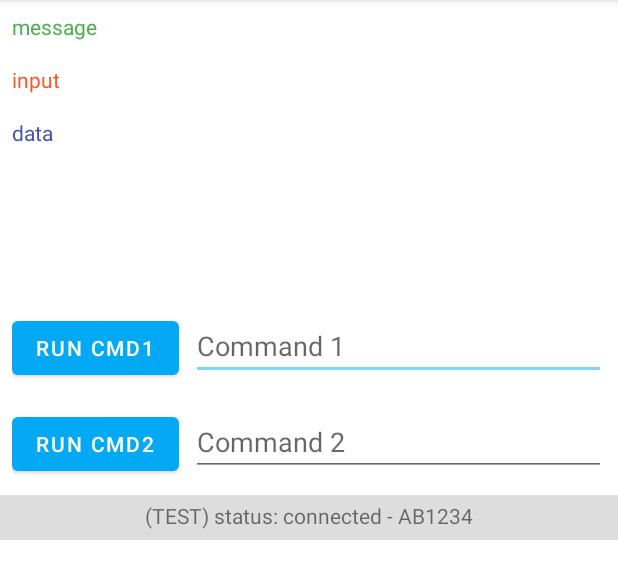
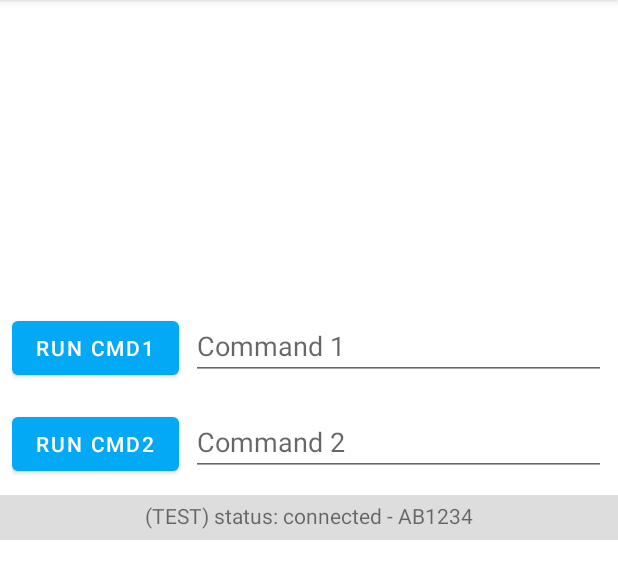
Before and after one commit to Lauritz-Tieste/MyTerminal, an Android app: the screen it shows after launch (MainActivity), after a tap on "RUN CMD1", on a phone screen of 412 x 824 dp, the part 84-672 px from its top. Run offline under Robolectric (Android 15) with nearby library versions, the phone set to English and light mode, and no system bars.

Commit message:
added Recyclerview and added items when command is written and button clicked

```diff
--- a/app/src/main/java/de/lauritzdev/myterminal/Btn.kt
+++ /dev/null
@@ -1,12 +0,0 @@
-package de.lauritzdev.myterminal
-
-import android.content.Context
-import android.widget.EditText
-import android.widget.Toast
-
-object Btn {
-
-    fun btnClick(context: Context, editText: EditText) {
-        Toast.makeText(context, editText.text, Toast.LENGTH_SHORT).show();
-    }
-}
--- /dev/null
+++ b/app/src/main/java/de/lauritzdev/myterminal/ButtonManager.kt
@@ -0,0 +1,14 @@
+package de.lauritzdev.myterminal
+
+import android.content.Context
+import android.widget.EditText
+import android.widget.Toast
+import androidx.recyclerview.widget.RecyclerView
+
+object ButtonManager {
+
+    fun onBtnClick(context: Context, editText: EditText, recyclerView: RecyclerView) {
+        ConsoleManager.init(context, recyclerView)
+        ConsoleManager.addInput(editText.text.toString())
+    }
+}
--- /dev/null
+++ b/app/src/main/java/de/lauritzdev/myterminal/ConsoleAdapter.kt
@@ -0,0 +1,32 @@
+package de.lauritzdev.myterminal
+
+import android.view.LayoutInflater
+import android.view.View
+import android.view.ViewGroup
+import android.widget.TextView
+import androidx.annotation.NonNull
+import androidx.recyclerview.widget.RecyclerView
+
+internal class ConsoleAdapter(private var itemsList: List<String>) :
+    RecyclerView.Adapter<ConsoleAdapter.MyViewHolder>() {
+
+    internal inner class MyViewHolder(view: View) : RecyclerView.ViewHolder(view) {
+        var itemTextView: TextView = view.findViewById(R.id.console_text)
+    }
+
+    @NonNull
+    override fun onCreateViewHolder(parent: ViewGroup, viewType: Int): MyViewHolder {
+        val itemView = LayoutInflater.from(parent.context)
+            .inflate(R.layout.console_item, parent, false)
+        return MyViewHolder(itemView)
+    }
+
+    override fun onBindViewHolder(holder: MyViewHolder, position: Int) {
+        val item = itemsList[position]
+        holder.itemTextView.text = item
+    }
+
+    override fun getItemCount(): Int {
+        return itemsList.size
+    }
+}
--- /dev/null
+++ b/app/src/main/java/de/lauritzdev/myterminal/ConsoleManager.kt
@@ -0,0 +1,33 @@
+package de.lauritzdev.myterminal
+
+import android.content.Context
+import android.widget.Toast
+import androidx.recyclerview.widget.LinearLayoutManager
+import androidx.recyclerview.widget.RecyclerView
+
+object ConsoleManager{
+
+    private val itemsList = ArrayList<String>()
+    private var customAdapter: ConsoleAdapter = ConsoleAdapter(itemsList)
+
+    fun init(context: Context, recyclerView: RecyclerView){
+        val layoutManager = LinearLayoutManager(context)
+        recyclerView.layoutManager = layoutManager
+        recyclerView.adapter = customAdapter
+    }
+
+    fun addMessage(text: String) {
+        itemsList.add(text)
+        customAdapter.notifyDataSetChanged()
+    }
+
+    fun addInput(text: String) {
+        itemsList.add(text)
+        customAdapter.notifyDataSetChanged()
+    }
+
+    fun addData(text: String) {
+        itemsList.add(text)
+        customAdapter.notifyDataSetChanged()
+    }
+}
--- a/app/src/main/java/de/lauritzdev/myterminal/MainActivity.kt
+++ b/app/src/main/java/de/lauritzdev/myterminal/MainActivity.kt
@@ -1,16 +1,17 @@
 package de.lauritzdev.myterminal
 
+import android.os.Bundle
 import androidx.appcompat.app.AppCompatActivity
-import android.os.Bundle
 import kotlinx.android.synthetic.main.activity_main.*
 
 class MainActivity : AppCompatActivity() {
+
     override fun onCreate(savedInstanceState: Bundle?) {
         super.onCreate(savedInstanceState)
         setContentView(R.layout.activity_main)
 
-        LayoutController.init(this)
-        btn_1.setOnClickListener { Btn.btnClick(this, et_1) }
-        btn_2.setOnClickListener { Btn.btnClick(this, et_2) }
+        btn_1.setOnClickListener {
+            ButtonManager.onBtnClick(this, et_1, recycler_view)
+        }
     }
 }
--- a/app/src/main/res/layout/activity_main.xml
+++ b/app/src/main/res/layout/activity_main.xml
@@ -6,35 +6,13 @@
     android:orientation="vertical"
     tools:context=".MainActivity">
 
-    <LinearLayout
-        android:id="@+id/console"
+    <androidx.recyclerview.widget.RecyclerView
+        android:id="@+id/recycler_view"
         android:layout_width="match_parent"
         android:layout_height="200dp"
-        android:orientation="vertical"
-        android:padding="8dp">
-
-        <TextView
-            android:layout_width="match_parent"
-            android:layout_height="wrap_content"
-            android:text="message"
-            android:textColor="@color/console_msg"
-            android:layout_marginBottom="16dp"/>
-
-        <TextView
-            android:layout_width="match_parent"
-            android:layout_height="wrap_content"
-            android:text="input"
-            android:textColor="@color/console_input"
-            android:layout_marginBottom="16dp"/>
-        <TextView
-            android:layout_width="match_parent"
-            android:layout_height="wrap_content"
-            android:text="data"
-            android:textColor="@color/console_data"
-            android:layout_marginBottom="16dp"/>
-
-
-    </LinearLayout>
+        android:padding="8dp"
+        tools:listitem="@layout/console_item"
+        tools:itemCount="50"/>
 
 
     <LinearLayout
--- /dev/null
+++ b/app/src/main/res/layout/console_item.xml
@@ -0,0 +1,8 @@
+<?xml version="1.0" encoding="utf-8"?>
+<TextView xmlns:android="http://schemas.android.com/apk/res/android"
+    android:layout_width="match_parent"
+    android:layout_height="wrap_content"
+    xmlns:tools="http://schemas.android.com/tools"
+    android:id="@+id/console_text"
+    android:layout_marginBottom="16dp"
+    tools:text="sampleText" />
```
